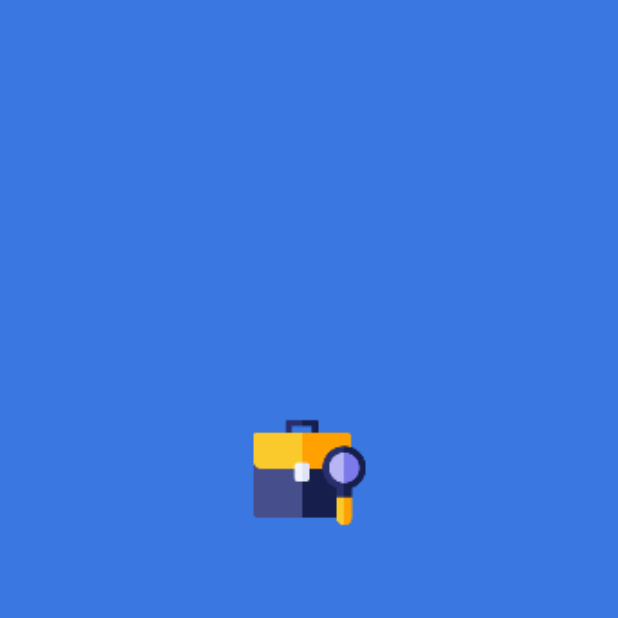
After one commit to YashKr01/Dexter, an Android app: the SplashActivity screen opened directly, with no data from a screen before it, on a phone screen of 412 x 824 dp, the top half of it. The commit adds this screen. Run offline under Robolectric (Android 15) with nearby library versions, the phone set to English and light mode, and no system bars; our stand-ins replace sdp/ssp sizes; 1 statement that could not run was skipped.

Commit message:
Splash Screen

```diff
--- a/app/src/main/AndroidManifest.xml
+++ b/app/src/main/AndroidManifest.xml
@@ -1,6 +1,9 @@
 <?xml version="1.0" encoding="utf-8"?>
 <manifest xmlns:android="http://schemas.android.com/apk/res/android"
     package="com.example.dexter">
+
+    <uses-permission android:name="android.permission.INTERNET" />
+    <uses-permission android:name="android.permission.ACCESS_NETWORK_STATE" />
 
     <application
         android:allowBackup="true"
@@ -9,13 +12,14 @@
         android:roundIcon="@mipmap/ic_launcher_round"
         android:supportsRtl="true"
         android:theme="@style/Theme.Dexter">
-        <activity android:name=".MainActivity">
+        <activity android:name=".activities.SplashActivity">
             <intent-filter>
                 <action android:name="android.intent.action.MAIN" />
 
                 <category android:name="android.intent.category.LAUNCHER" />
             </intent-filter>
         </activity>
+        <activity android:name=".activities.MainActivity" />
     </application>
 
 </manifest>
--- a/app/src/main/java/com/example/dexter/MainActivity.kt
+++ b/app/src/main/java/com/example/dexter/activities/MainActivity.kt
@@ -1,4 +1,4 @@
-package com.example.dexter
+package com.example.dexter.activities
 
 import androidx.appcompat.app.AppCompatActivity
 import android.os.Bundle
--- /dev/null
+++ b/app/src/main/java/com/example/dexter/activities/SplashActivity.kt
@@ -0,0 +1,28 @@
+package com.example.dexter.activities
+
+import android.content.Intent
+import androidx.appcompat.app.AppCompatActivity
+import android.os.Bundle
+import androidx.lifecycle.lifecycleScope
+import com.example.dexter.R
+import kotlinx.coroutines.Dispatchers
+import kotlinx.coroutines.delay
+import kotlinx.coroutines.launch
+import kotlinx.coroutines.withContext
+
+class SplashActivity : AppCompatActivity() {
+
+    override fun onCreate(savedInstanceState: Bundle?) {
+        super.onCreate(savedInstanceState)
+        setContentView(R.layout.activity_splash)
+
+        lifecycleScope.launch {
+            delay(900)
+            withContext(Dispatchers.Main) {
+                startActivity(Intent(applicationContext, MainActivity::class.java))
+                finish()
+            }
+        }
+
+    }
+}
--- a/app/src/main/res/layout/activity_main.xml
+++ b/app/src/main/res/layout/activity_main.xml
@@ -4,7 +4,7 @@
     xmlns:tools="http://schemas.android.com/tools"
     android:layout_width="match_parent"
     android:layout_height="match_parent"
-    tools:context=".MainActivity">
+    tools:context=".activities.MainActivity">
 
     <TextView
         android:layout_width="wrap_content"
--- /dev/null
+++ b/app/src/main/res/layout/activity_splash.xml
@@ -0,0 +1,22 @@
+<?xml version="1.0" encoding="utf-8"?>
+<androidx.constraintlayout.widget.ConstraintLayout xmlns:android="http://schemas.android.com/apk/res/android"
+    xmlns:app="http://schemas.android.com/apk/res-auto"
+    xmlns:tools="http://schemas.android.com/tools"
+    android:layout_width="match_parent"
+    android:layout_height="match_parent"
+    android:background="@color/colorPrimaryBlue"
+    tools:context=".activities.SplashActivity">
+
+    <ImageView
+        android:id="@+id/imageView"
+        android:layout_width="@dimen/_100sdp"
+        android:layout_height="@dimen/_100sdp"
+        android:contentDescription="@string/app_name"
+        android:src="@mipmap/ic_launcher"
+        app:layout_constraintBottom_toBottomOf="parent"
+        app:layout_constraintEnd_toEndOf="parent"
+        app:layout_constraintStart_toStartOf="parent"
+        app:layout_constraintTop_toTopOf="parent"
+        app:layout_constraintVertical_bias="0.36" />
+
+</androidx.constraintlayout.widget.ConstraintLayout>
```
